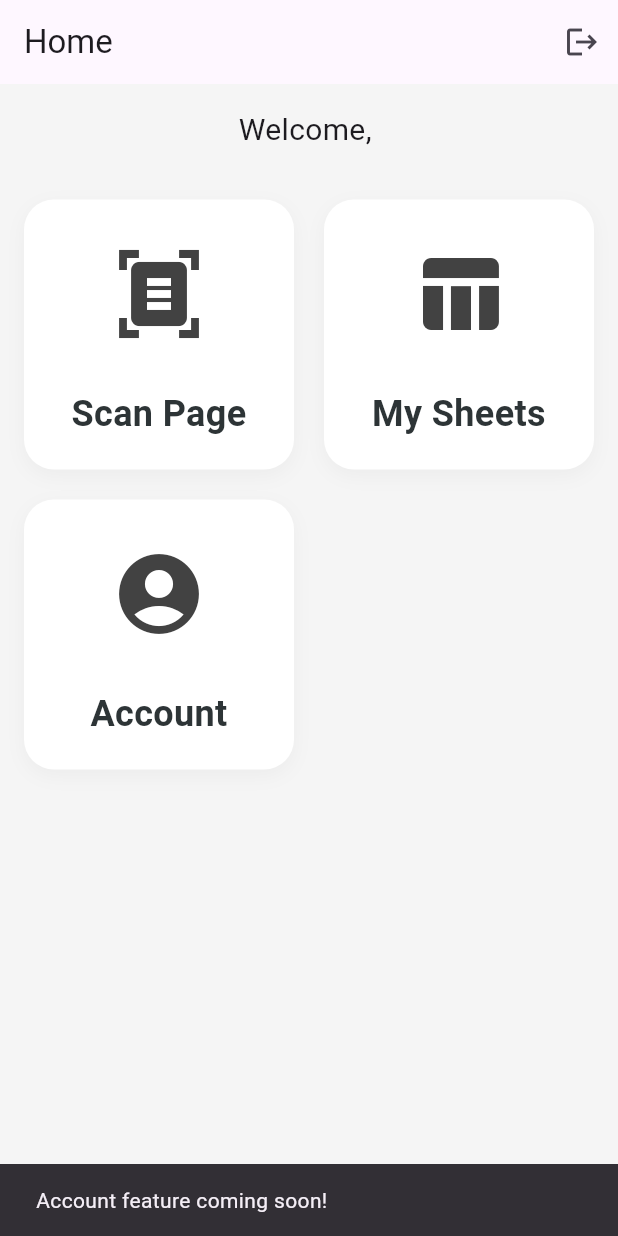
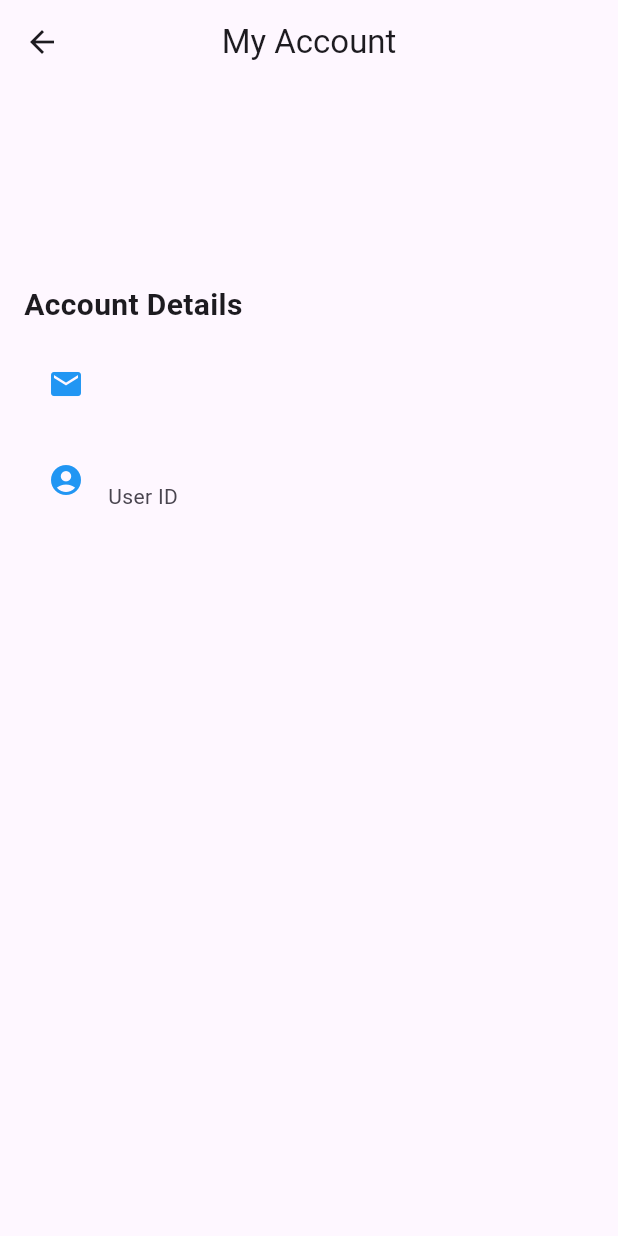
Before and after one commit to sathwik7993/EduVision1, a Flutter app: the screen it shows once a user with an empty profile is signed in, after a tap on "Account", on a phone screen of 412 x 824 dp. Run offline on Flutter 3.47's test engine with Material 3 defaults, Android fonts, the phone set to English and light mode, and no system bars; our stand-ins replace camera, firebase_auth, firebase_core, google_sign_in, image_picker, open_file; missing offline and left inert: excel, google_mlkit_text_recognition; accounts and stored records are empty.

Commit message:
added account page

```diff
--- a/lib/main.dart
+++ b/lib/main.dart
@@ -1,7 +1,9 @@
-// ignore_for_file: unused_import, avoid_print
+// ignore_for_file: unused_import, avoid_print, prefer_const_constructors
 
 import 'package:eduvision_0_1/pages/auth_page.dart';
+import 'package:eduvision_0_1/pages/home_page.dart';
 import 'package:firebase_core/firebase_core.dart';
+import 'package:firebase_auth/firebase_auth.dart';
 import 'package:flutter/material.dart';
 import 'firebase_options.dart'; // This is for Firebase initialization
 
@@ -13,6 +15,7 @@ void main() async {
     await Firebase.initializeApp(
       options: DefaultFirebaseOptions.currentPlatform,
     );
+    print('Firebase initialized successfully.');
   } catch (e) {
     // Handle error during Firebase initialization
     print('Error initializing Firebase: $e');
@@ -26,9 +29,34 @@ class MainApp extends StatelessWidget {
 
   @override
   Widget build(BuildContext context) {
-    return const MaterialApp(
+    return MaterialApp(
       debugShowCheckedModeBanner: false,
-      home: AuthPage(), // Reference the AuthPage widget for authentication
+      home: const AuthWrapper(), // Reference AuthWrapper to manage user sessions
     );
   }
 }
+
+/// AuthWrapper widget to handle user state
+class AuthWrapper extends StatelessWidget {
+  const AuthWrapper({super.key});
+
+  @override
+  Widget build(BuildContext context) {
+    return StreamBuilder<User?>(
+      stream: FirebaseAuth.instance.authStateChanges(),
+      builder: (context, snapshot) {
+        // Check the authentication state
+        if (snapshot.connectionState == ConnectionState.waiting) {
+          // Display loading indicator while waiting
+          return const Center(child: CircularProgressIndicator());
+        } else if (snapshot.hasData) {
+          // User is logged in
+          return HomePage(); // Replace with your actual HomePage widget
+        } else {
+          // User is not logged in
+          return const AuthPage(); // Your authentication page
+        }
+      },
+    );
+  }
+}
--- /dev/null
+++ b/lib/pages/account_page.dart
@@ -0,0 +1,66 @@
+import 'package:flutter/material.dart';
+import 'package:firebase_auth/firebase_auth.dart';
+
+class AccountPage extends StatelessWidget {
+  const AccountPage({super.key});
+
+  @override
+  Widget build(BuildContext context) {
+    final User? user = FirebaseAuth.instance.currentUser;
+
+    return Scaffold(
+      appBar: AppBar(
+        title: const Text('My Account'),
+        centerTitle: true,
+      ),
+      body: Padding(
+        padding: const EdgeInsets.all(16.0),
+        child: user != null
+            ? Column(
+                crossAxisAlignment: CrossAxisAlignment.start,
+                children: [
+                  const SizedBox(height: 20),
+                  Center(
+                    child: Text(
+                      user.displayName ?? 'User',
+                      style: const TextStyle(
+                        fontSize: 24,
+                        fontWeight: FontWeight.bold,
+                      ),
+                    ),
+                  ),
+                  const SizedBox(height: 10),
+                  Center(
+                    child: Text(
+                      user.email ?? 'No email available',
+                      style: const TextStyle(fontSize: 16, color: Colors.grey),
+                    ),
+                  ),
+                  const SizedBox(height: 30),
+                  const Text(
+                    'Account Details',
+                    style: TextStyle(fontSize: 20, fontWeight: FontWeight.bold),
+                  ),
+                  const SizedBox(height: 10),
+                  ListTile(
+                    leading: const Icon(Icons.email, color: Colors.blue),
+                    title: Text(user.email ?? 'Email not available'),
+                  ),
+                  ListTile(
+                    leading: const Icon(Icons.account_circle, color: Colors.blue),
+                    title: Text(user.uid),
+                    subtitle: const Text('User ID'),
+                  ),
+                  const Spacer(),
+                ],
+              )
+            : const Center(
+                child: Text(
+                  'No user is logged in.',
+                  style: TextStyle(fontSize: 16),
+                ),
+              ),
+      ),
+    );
+  }
+}
--- a/lib/pages/home_page.dart
+++ b/lib/pages/home_page.dart
@@ -1,4 +1,5 @@
 import 'package:eduvision_0_1/pages/login_page.dart';
+import 'package:eduvision_0_1/pages/account_page.dart'; // Import the AccountPage here
 import 'package:firebase_auth/firebase_auth.dart';
 import 'package:flutter/material.dart';
 import 'scan_page.dart';
@@ -20,8 +21,8 @@ class HomePage extends StatelessWidget {
   }
 
   void _openAccount(BuildContext context) {
-    ScaffoldMessenger.of(context).showSnackBar(
-      const SnackBar(content: Text('Account feature coming soon!')),
+    Navigator.of(context).push(
+      MaterialPageRoute(builder: (context) => const AccountPage()), // Navigate to AccountPage
     );
   }
 
@@ -128,7 +129,7 @@ class HomePage extends StatelessWidget {
                   _buildFeatureCard(
                     title: 'Account',
                     icon: Icons.account_circle,
-                    onTap: () => _openAccount(context),
+                    onTap: () => _openAccount(context), // Navigate to AccountPage
                   ),
                 ],
               ),
--- a/lib/pages/login_page.dart
+++ b/lib/pages/login_page.dart
@@ -91,23 +91,40 @@ class _LoginPageState extends State<LoginPage> {
   });
 
   try {
+    print("Starting Google Sign-In...");
     final GoogleSignIn googleSignIn = GoogleSignIn();
     final GoogleSignInAccount? googleUser = await googleSignIn.signIn();
 
     if (googleUser == null) {
+      print("Google Sign-In was canceled by the user.");
       setState(() {
         isLoading = false;
       });
-        return; // User canceled the sign-in
+      return;
     }
 
+    print("Google Sign-In successful.");
+    print("User Email: ${googleUser.email}");
+    print("User ID: ${googleUser.id}");
+
     final GoogleSignInAuthentication googleAuth = await googleUser.authentication;
+
+    print("Access Token: ${googleAuth.accessToken}");
+    print("ID Token: ${googleAuth.idToken}");
+
+    // Create a credential for Firebase
     final OAuthCredential credential = GoogleAuthProvider.credential(
       accessToken: googleAuth.accessToken,
       idToken: googleAuth.idToken,
     );
 
+    // Firebase Sign-In
+    UserCredential userCredential =
         await FirebaseAuth.instance.signInWithCredential(credential);
+
+    print("Firebase Sign-In successful.");
+    print("Firebase User ID: ${userCredential.user?.uid}");
+    print("Firebase Email: ${userCredential.user?.email}");
 
     if (mounted) {
       Navigator.of(context).pushReplacement(
@@ -115,13 +132,15 @@ class _LoginPageState extends State<LoginPage> {
       );
     }
   } on FirebaseAuthException catch (e) {
+    print("Firebase Auth Exception: ${e.code} - ${e.message}");
     ScaffoldMessenger.of(context).showSnackBar(
       SnackBar(
-          content: Text(getFirebaseErrorMessage(e.code)),
+        content: Text('Firebase Auth Error: ${e.code}'),
         backgroundColor: Colors.red,
       ),
     );
   } catch (e) {
+    print("Unknown Error: $e");
     ScaffoldMessenger.of(context).showSnackBar(
       SnackBar(
         content: Text('Failed to sign in with Google. Please try again.'),
@@ -134,6 +153,7 @@ class _LoginPageState extends State<LoginPage> {
     });
   }
 }
+
 
   @override
   Widget build(BuildContext context) {
```
Also changed, not shown: 3 other files. Lines whose indentation alone changed are shown as unchanged.
